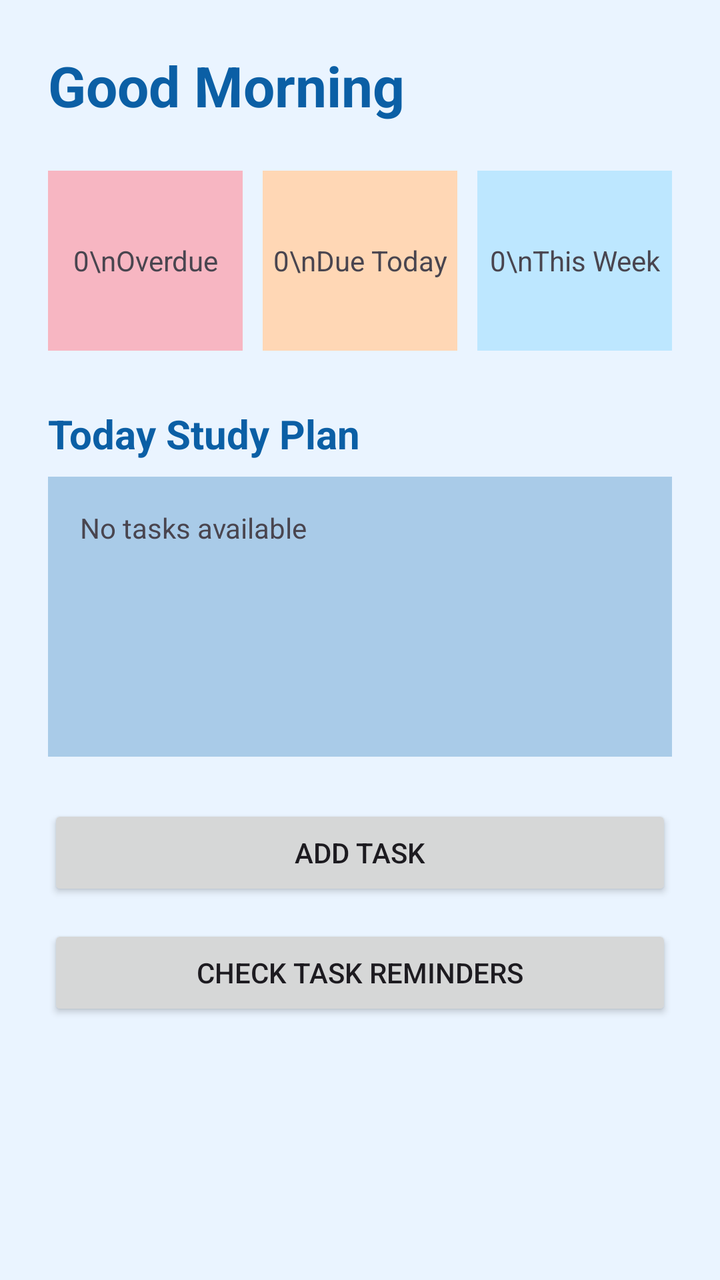
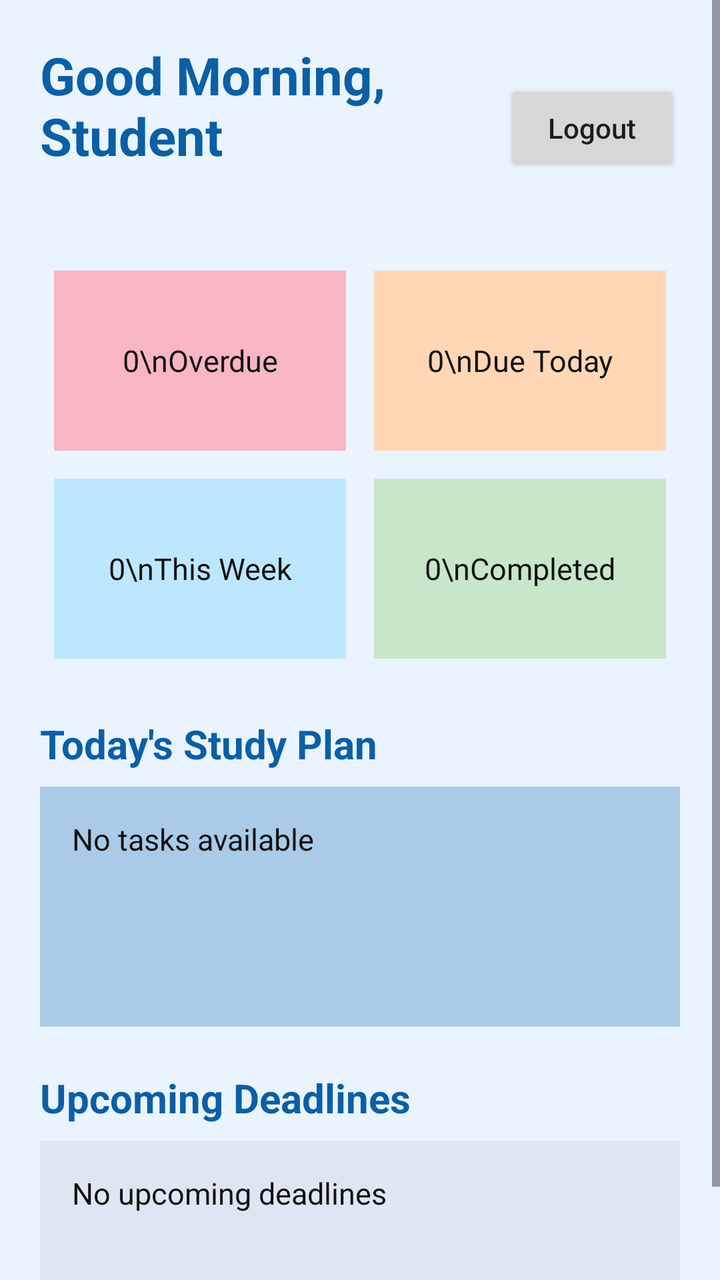

The first picture is an Android layout as it rendered before a commit; the second is the same layout after the commit. The layout source and the unified diff follow.
<!-- AndroidManifest.xml: application theme Theme.SmartAcademia -->
<!-- res/layout/fragment_dashboard.xml -->
<?xml version="1.0" encoding="utf-8"?>
<ScrollView xmlns:android="http://schemas.android.com/apk/res/android"
    android:layout_width="match_parent"
    android:layout_height="match_parent"
    android:background="#EAF4FF">

    <LinearLayout
        android:layout_width="match_parent"
        android:layout_height="wrap_content"
        android:padding="24dp"
        android:orientation="vertical">

        <TextView
            android:id="@+id/greetingTextView"
            android:layout_width="wrap_content"
            android:layout_height="wrap_content"
            android:text="@string/dashboard_title"
            android:textSize="28sp"
            android:textStyle="bold"
            android:textColor="#0B5FA5" />

        <LinearLayout
            android:layout_width="match_parent"
            android:layout_height="wrap_content"
            android:orientation="horizontal"
            android:layout_marginTop="24dp">

            <TextView
                android:id="@+id/overdueCountTextView"
                android:layout_width="0dp"
                android:layout_height="90dp"
                android:layout_weight="1"
                android:gravity="center"
                android:text="0\nOverdue"
                android:background="#F7B6C2" />

            <TextView
                android:id="@+id/dueTodayCountTextView"
                android:layout_width="0dp"
                android:layout_height="90dp"
                android:layout_weight="1"
                android:gravity="center"
                android:text="0\nDue Today"
                android:layout_marginStart="10dp"
                android:background="#FFD7B5" />

            <TextView
                android:id="@+id/weekCountTextView"
                android:layout_width="0dp"
                android:layout_height="90dp"
                android:layout_weight="1"
                android:gravity="center"
                android:text="0\nThis Week"
                android:layout_marginStart="10dp"
                android:background="#BDE7FF" />
        </LinearLayout>

        <TextView
            android:layout_width="match_parent"
            android:layout_height="wrap_content"
            android:text="@string/today_plan"
            android:textSize="20sp"
            android:textStyle="bold"
            android:textColor="#0B5FA5"
            android:layout_marginTop="28dp" />

        <TextView
            android:id="@+id/todayPlanTextView"
            android:layout_width="match_parent"
            android:layout_height="140dp"
            android:padding="16dp"
            android:text="@string/no_tasks"
            android:background="#A9CBE8"
            android:layout_marginTop="8dp" />

        <Button
            android:id="@+id/addTaskButton"
            android:layout_width="match_parent"
            android:layout_height="wrap_content"
            android:text="@string/add_task"
            android:layout_marginTop="24dp" />

        <Button
            android:id="@+id/checkRemindersButton"
            android:layout_width="match_parent"
            android:layout_height="wrap_content"
            android:text="@string/check_reminders"
            android:layout_marginTop="12dp" />

    </LinearLayout>
</ScrollView>
<!-- resources referenced by this layout -->
<resources>
  <string name="add_task">Add Task</string>
  <string name="check_reminders">Check Task Reminders</string>
  <string name="dashboard_title">Good Morning</string>
  <string name="no_tasks">No tasks available</string>
  <string name="today_plan">Today Study Plan</string>
  <style name="Theme.SmartAcademia" parent="Base.Theme.SmartAcademia" />
  <style name="Base.Theme.SmartAcademia" parent="Theme.Material3.DayNight.NoActionBar">
          
          
      </style>
</resources>

<!-- the commit's change to res/layout/fragment_dashboard.xml (unified diff, before → after) -->
@@ -2,90 +2,149 @@
 <ScrollView xmlns:android="http://schemas.android.com/apk/res/android"
     android:layout_width="match_parent"
     android:layout_height="match_parent"
-    android:background="#EAF4FF">
+    android:background="#EAF4FF"
+    android:fillViewport="true">
 
     <LinearLayout
         android:layout_width="match_parent"
         android:layout_height="wrap_content"
-        android:padding="24dp"
+        android:padding="20dp"
         android:orientation="vertical">
-
-        <TextView
-            android:id="@+id/greetingTextView"
-            android:layout_width="wrap_content"
-            android:layout_height="wrap_content"
-            android:text="@string/dashboard_title"
-            android:textSize="28sp"
-            android:textStyle="bold"
-            android:textColor="#0B5FA5" />
 
         <LinearLayout
             android:layout_width="match_parent"
             android:layout_height="wrap_content"
             android:orientation="horizontal"
-            android:layout_marginTop="24dp">
+            android:gravity="center_vertical">
+
+            <LinearLayout
+                android:layout_width="0dp"
+                android:layout_height="wrap_content"
+                android:layout_weight="1"
+                android:orientation="vertical">
+
+                <TextView
+                    android:id="@+id/greetingTextView"
+                    android:layout_width="wrap_content"
+                    android:layout_height="wrap_content"
+                    android:text="Good Morning, Student"
+                    android:textSize="26sp"
+                    android:textStyle="bold"
+                    android:textColor="#0B5FA5" />
+
+                <TextView
+                    android:id="@+id/dateTimeTextView"
+                    android:layout_width="wrap_content"
+                    android:layout_height="wrap_content"
+                    android:textColor="#0B5FA5"
+                    android:textSize="14sp"
+                    android:layout_marginTop="4dp" />
+            </LinearLayout>
+
+            <Button
+                android:id="@+id/logoutButton"
+                android:layout_width="wrap_content"
+                android:layout_height="wrap_content"
+                android:text="Logout"
+                android:textAllCaps="false" />
+        </LinearLayout>
+
+        <GridLayout
+            android:layout_width="match_parent"
+            android:layout_height="wrap_content"
+            android:columnCount="2"
+            android:layout_marginTop="20dp">
 
             <TextView
-                android:id="@+id/overdueCountTextView"
+                android:id="@+id/overdueCardTextView"
                 android:layout_width="0dp"
                 android:layout_height="90dp"
-                android:layout_weight="1"
+                android:layout_columnWeight="1"
+                android:layout_margin="7dp"
                 android:gravity="center"
                 android:text="0\nOverdue"
-                android:background="#F7B6C2" />
+                android:background="#F7B6C2"
+                android:textColor="#111111"
+                android:textSize="15sp" />
 
             <TextView
-                android:id="@+id/dueTodayCountTextView"
+                android:id="@+id/dueTodayCardTextView"
                 android:layout_width="0dp"
                 android:layout_height="90dp"
-                android:layout_weight="1"
+                android:layout_columnWeight="1"
+                android:layout_margin="7dp"
                 android:gravity="center"
                 android:text="0\nDue Today"
-                android:layout_marginStart="10dp"
-                android:background="#FFD7B5" />
+                android:background="#FFD7B5"
+                android:textColor="#111111"
+                android:textSize="15sp" />
 
             <TextView
-                android:id="@+id/weekCountTextView"
+                android:id="@+id/thisWeekCardTextView"
                 android:layout_width="0dp"
                 android:layout_height="90dp"
-                android:layout_weight="1"
+                android:layout_columnWeight="1"
+                android:layout_margin="7dp"
                 android:gravity="center"
                 android:text="0\nThis Week"
-                android:layout_marginStart="10dp"
-                android:background="#BDE7FF" />
-        </LinearLayout>
+                android:background="#BDE7FF"
+                android:textColor="#111111"
+                android:textSize="15sp" />
+
+            <TextView
+                android:id="@+id/completedCardTextView"
+                android:layout_width="0dp"
+                android:layout_height="90dp"
+                android:layout_columnWeight="1"
+                android:layout_margin="7dp"
+                android:gravity="center"
+                android:text="0\nCompleted"
+                android:background="#C8E6C9"
+                android:textColor="#111111"
+                android:textSize="15sp" />
+        </GridLayout>
 
         <TextView
             android:layout_width="match_parent"
             android:layout_height="wrap_content"
-            android:text="@string/today_plan"
+            android:text="Today's Study Plan"
             android:textSize="20sp"
             android:textStyle="bold"
             android:textColor="#0B5FA5"
-            android:layout_marginTop="28dp" />
+            android:layout_marginTop="22dp" />
 
         <TextView
-            android:id="@+id/todayPlanTextView"
+            android:id="@+id/studyPlanTextView"
             android:layout_width="match_parent"
-            android:layout_height="140dp"
+            android:layout_height="wrap_content"
+            android:minHeight="120dp"
             android:padding="16dp"
-            android:text="@string/no_tasks"
+            android:text="No tasks available"
             android:background="#A9CBE8"
+            android:textColor="#111111"
+            android:textSize="15sp"
             android:layout_marginTop="8dp" />
 
-        <Button
-            android:id="@+id/addTaskButton"
+        <TextView
             android:layout_width="match_parent"
             android:layout_height="wrap_content"
-            android:text="@string/add_task"
-            android:layout_marginTop="24dp" />
+            android:text="Upcoming Deadlines"
+            android:textSize="20sp"
+            android:textStyle="bold"
+            android:textColor="#0B5FA5"
+            android:layout_marginTop="22dp" />
 
-        <Button
-            android:id="@+id/checkRemindersButton"
+        <TextView
+            android:id="@+id/upcomingDeadlinesTextView"
             android:layout_width="match_parent"
             android:layout_height="wrap_content"
-            android:text="@string/check_reminders"
-            android:layout_marginTop="12dp" />
+            android:minHeight="100dp"
+            android:padding="16dp"
+            android:text="No upcoming deadlines"
+            android:background="#DDE6F2"
+            android:textColor="#111111"
+            android:textSize="15sp"
+            android:layout_marginTop="8dp" />
 
     </LinearLayout>
 </ScrollView>
<!-- resource entries referenced after the edit -->
@@ -1,10 +1,5 @@
 <!-- resources referenced by this layout -->
 <resources>
-  <string name="add_task">Add Task</string>
-  <string name="check_reminders">Check Task Reminders</string>
-  <string name="dashboard_title">Good Morning</string>
-  <string name="no_tasks">No tasks available</string>
-  <string name="today_plan">Today Study Plan</string>
   <style name="Theme.SmartAcademia" parent="Base.Theme.SmartAcademia" />
   <style name="Base.Theme.SmartAcademia" parent="Theme.Material3.DayNight.NoActionBar">
           
